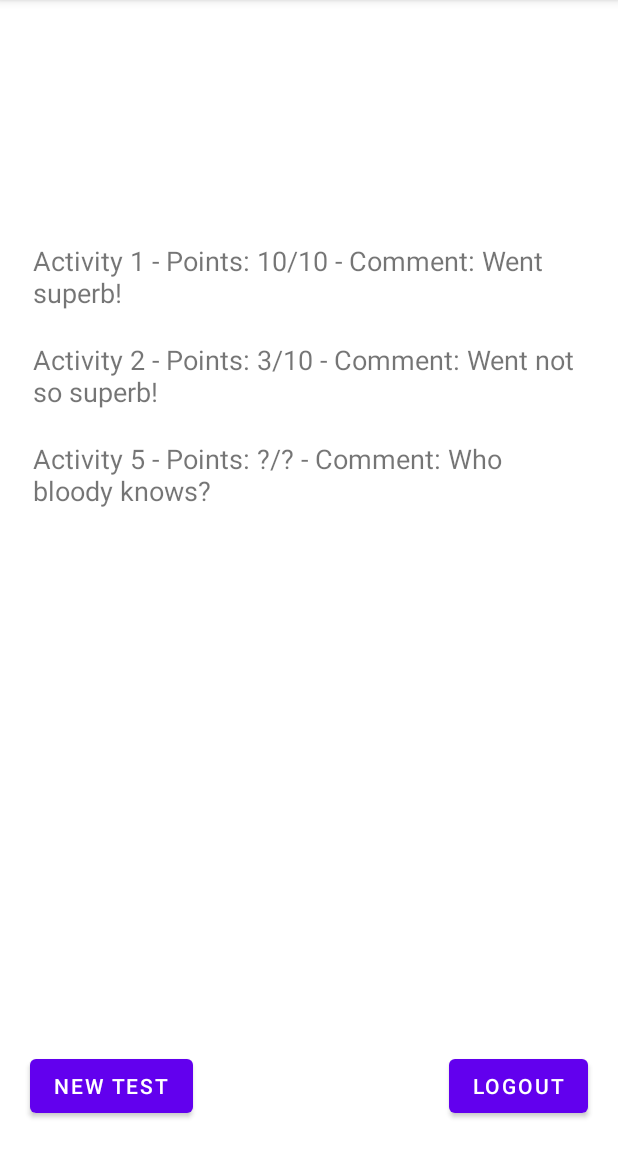
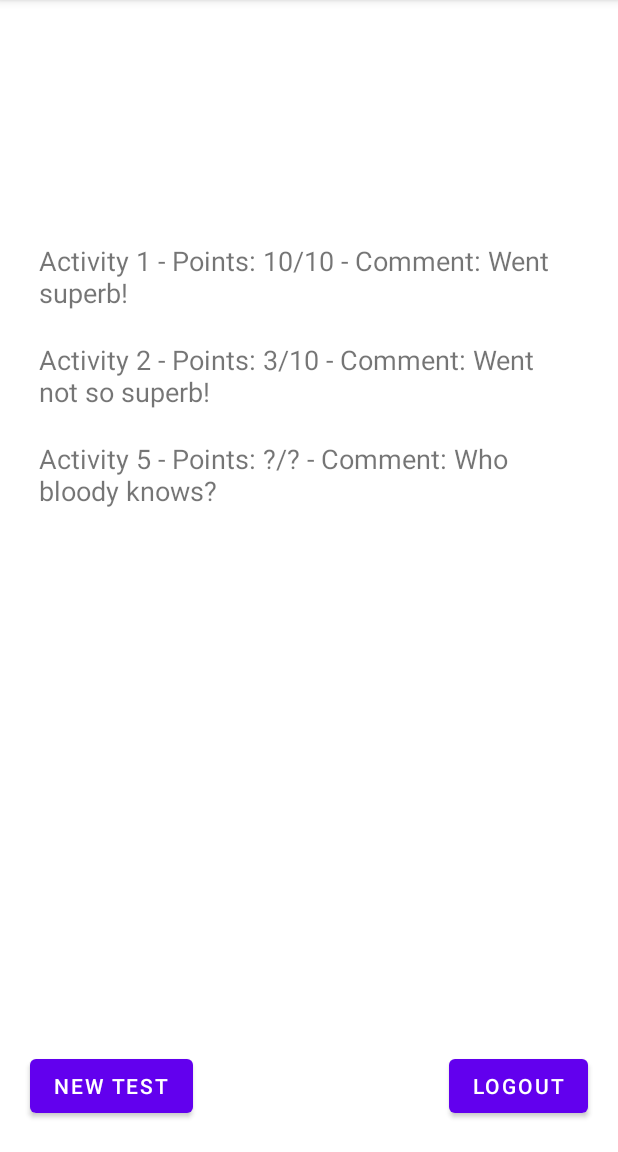
Before and after one commit to Ialda/LanProject, an Android app: the LandingPageActivity screen opened directly, with no data from a screen before it, on a phone screen of 412 x 824 dp, the part 84-1236 px from its top. Run offline under Robolectric (Android 15) with nearby library versions, the light colour scheme and no system bars.

Commit message:
Fix landing page margins & modified task options page

```diff
--- a/app/src/main/res/layout/activity_landing_page.xml
+++ b/app/src/main/res/layout/activity_landing_page.xml
@@ -31,8 +31,12 @@
         app:layout_constraintEnd_toEndOf="parent" />
 
     <LinearLayout
-        android:layout_width="388dp"
+        android:layout_width="match_parent"
         android:layout_height="265dp"
+        android:layout_marginStart="16dp"
+        android:layout_marginLeft="16dp"
+        android:layout_marginEnd="16dp"
+        android:layout_marginRight="16dp"
         android:layout_marginBottom="200dp"
         android:orientation="vertical"
         app:layout_constraintBottom_toBottomOf="parent"
--- a/app/src/main/res/layout/activity_main_page.xml
+++ b/app/src/main/res/layout/activity_main_page.xml
@@ -46,7 +46,7 @@
         android:layout_height="32dp"
         android:layout_marginStart="16dp"
         android:layout_marginLeft="16dp"
-        android:layout_marginTop="56dp"
+        android:layout_marginTop="32dp"
         android:layout_marginEnd="16dp"
         android:layout_marginRight="16dp"
         android:max="2"
```
